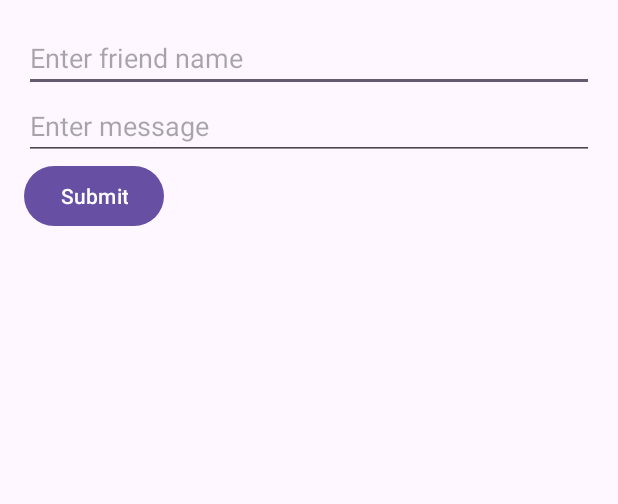
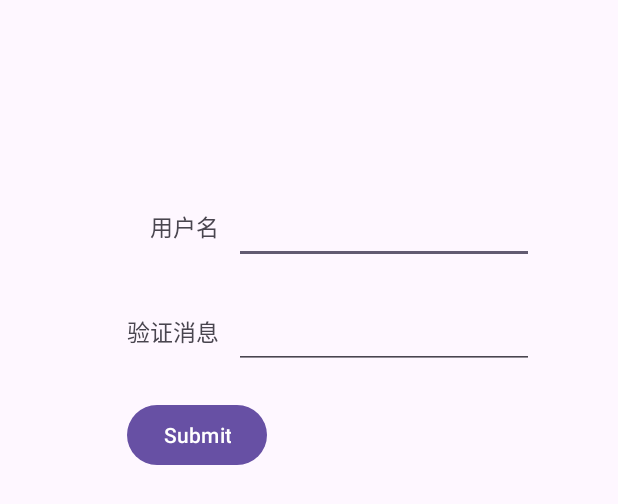
Before and after one commit to mzEntity/mood_diary, an Android app: the layout add_friend_dialog.xml on its own in the app's theme, with its tools: preview values and no code run, on a phone screen of 412 x 824 dp. Shown: the top 504 px of the screen. Run offline under Robolectric (Android 15) with nearby library versions, the phone set to English and light mode, and no system bars.

Commit message:
refactor(front):layout

```diff
--- a/front/app/src/main/java/com/example/myapplication/fragment/Friend/response/FriendRequestBaseAdapter.java
+++ b/front/app/src/main/java/com/example/myapplication/fragment/Friend/response/FriendRequestBaseAdapter.java
@@ -8,6 +8,7 @@ import android.view.View;
 import android.view.ViewGroup;
 import android.widget.BaseAdapter;
 import android.widget.Button;
+import android.widget.ImageButton;
 import android.widget.ImageView;
 import android.widget.TextView;
 import android.widget.Toast;
@@ -132,8 +133,8 @@ public class FriendRequestBaseAdapter extends BaseAdapter {
 
         public TextView dateView;
 
-        public Button permitBtn;
+        public ImageButton permitBtn;
 
-        public Button rejectBtn;
+        public ImageButton rejectBtn;
     }
 }
--- a/front/app/src/main/res/layout/add_friend_dialog.xml
+++ b/front/app/src/main/res/layout/add_friend_dialog.xml
@@ -1,24 +1,59 @@
 <?xml version="1.0" encoding="utf-8"?>
-<LinearLayout xmlns:android="http://schemas.android.com/apk/res/android"
+<RelativeLayout xmlns:android="http://schemas.android.com/apk/res/android"
     android:layout_width="match_parent"
     android:layout_height="wrap_content"
-    android:orientation="vertical"
     android:padding="16dp">
+    <TextView
+        android:id="@+id/friend_name_label"
+        android:layout_width="wrap_content"
+        android:layout_height="30dp"
+        android:layout_marginTop="120dp"
+        android:layout_marginRight="10dp"
+        android:layout_toLeftOf="@id/friend_name_edit"
+        android:textSize="15dp"
+        android:gravity="center"
+        android:text="用户名"></TextView>
 
     <EditText
         android:id="@+id/friend_name_edit"
-        android:layout_width="match_parent"
-        android:layout_height="wrap_content"
-        android:hint="Enter friend name" />
+        android:layout_width="200dp"
+        android:layout_height="50dp"
+        android:layout_alignTop="@id/friend_name_label"
+        android:layout_alignParentRight="true"
+        android:layout_marginTop="-10dp"
+        android:layout_marginRight="40dp"
+        android:gravity="left"
+        android:textSize="20dp" />
+
+    <TextView
+        android:id="@+id/validation_message_label"
+        android:layout_width="wrap_content"
+        android:layout_height="30dp"
+        android:layout_below="@id/friend_name_label"
+        android:layout_marginTop="40dp"
+        android:layout_marginRight="10dp"
+        android:layout_toLeftOf="@id/validation_message_edit"
+        android:textSize="15dp"
+        android:gravity="center"
+        android:text="验证消息"></TextView>
+
     <EditText
         android:id="@+id/validation_message_edit"
-        android:layout_width="match_parent"
-        android:layout_height="wrap_content"
-        android:hint="Enter message" />
+        android:layout_width="200dp"
+        android:layout_height="50dp"
+        android:layout_alignTop="@id/validation_message_label"
+        android:layout_marginRight="40dp"
+        android:layout_marginTop="-10dp"
+        android:layout_alignParentRight="true"
+        android:gravity="left"
+        android:textSize="20dp" />
     <Button
         android:id="@+id/add_friend_submit_button"
         android:layout_width="wrap_content"
         android:layout_height="wrap_content"
+        android:layout_below="@id/validation_message_label"
+        android:layout_alignLeft="@id/validation_message_label"
+        android:layout_marginTop="30dp"
         android:text="Submit" />
 
-</LinearLayout>
+</RelativeLayout>
--- a/front/app/src/main/res/layout/friend_fragment_layout.xml
+++ b/front/app/src/main/res/layout/friend_fragment_layout.xml
@@ -18,7 +18,7 @@
         <ImageButton android:id="@+id/request_list_button"
             android:layout_width="40dp"
             android:layout_height="40dp"
-            android:src="@drawable/ic_add"
+            android:src="@drawable/ic_notification"
             android:scaleType="centerCrop">
         </ImageButton>
     </LinearLayout>
```
Also changed, not shown: front/app/src/main/res/layout/friend_list_item.xml (+6 -7 lines), front/app/src/main/res/layout/friend_request_list_item.xml (+16 -10 lines).
